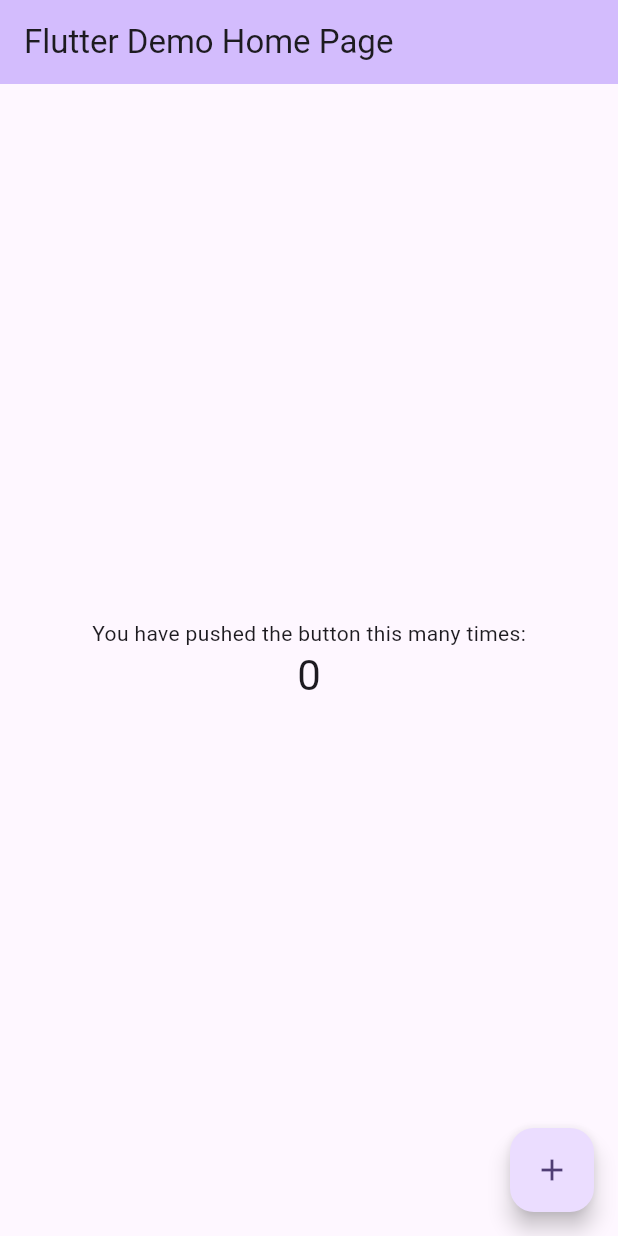
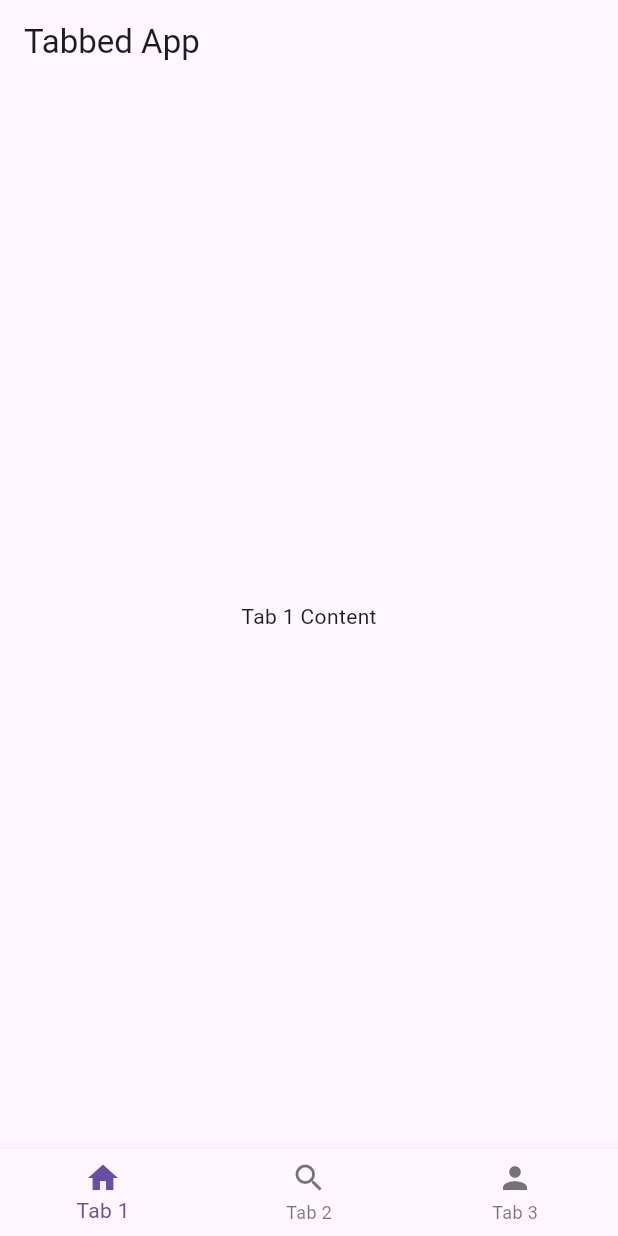
Before and after one commit to QuadeKang/madCampWeek1, a Flutter app: the screen it shows after launch, on a phone screen of 412 x 824 dp. Run offline on Flutter 3.47's test engine with Material 3 defaults, Android fonts, the phone set to English and light mode, and no system bars.

Commit message:
:sparkles: add tab view

```diff
--- a/src/tabapp/lib/main.dart
+++ b/src/tabapp/lib/main.dart
@@ -1,125 +1,87 @@
+
 import 'package:flutter/material.dart';
 
-void main() {
-  runApp(const MyApp());
-}
+void main() => runApp(MyApp());
 
 class MyApp extends StatelessWidget {
-  const MyApp({super.key});
-
-  // This widget is the root of your application.
   @override
   Widget build(BuildContext context) {
     return MaterialApp(
-      title: 'Flutter Demo',
-      theme: ThemeData(
-        // This is the theme of your application.
-        //
-        // TRY THIS: Try running your application with "flutter run". You'll see
-        // the application has a purple toolbar. Then, without quitting the app,
-        // try changing the seedColor in the colorScheme below to Colors.green
-        // and then invoke "hot reload" (save your changes or press the "hot
-        // reload" button in a Flutter-supported IDE, or press "r" if you used
-        // the command line to start the app).
-        //
-        // Notice that the counter didn't reset back to zero; the application
-        // state is not lost during the reload. To reset the state, use hot
-        // restart instead.
-        //
-        // This works for code too, not just values: Most code changes can be
-        // tested with just a hot reload.
-        colorScheme: ColorScheme.fromSeed(seedColor: Colors.deepPurple),
-        useMaterial3: true,
-      ),
-      home: const MyHomePage(title: 'Flutter Demo Home Page'),
+      home: MyTabbedApp(),
     );
   }
 }
 
-class MyHomePage extends StatefulWidget {
-  const MyHomePage({super.key, required this.title});
-
-  // This widget is the home page of your application. It is stateful, meaning
-  // that it has a State object (defined below) that contains fields that affect
-  // how it looks.
-
-  // This class is the configuration for the state. It holds the values (in this
-  // case the title) provided by the parent (in this case the App widget) and
-  // used by the build method of the State. Fields in a Widget subclass are
-  // always marked "final".
-
-  final String title;
-
+class MyTabbedApp extends StatefulWidget {
   @override
-  State<MyHomePage> createState() => _MyHomePageState();
+  _MyTabbedAppState createState() => _MyTabbedAppState();
 }
 
-class _MyHomePageState extends State<MyHomePage> {
-  int _counter = 0;
+class _MyTabbedAppState extends State<MyTabbedApp> {
+  int _currentIndex = 0;
 
-  void _incrementCounter() {
-    setState(() {
-      // This call to setState tells the Flutter framework that something has
-      // changed in this State, which causes it to rerun the build method below
-      // so that the display can reflect the updated values. If we changed
-      // _counter without calling setState(), then the build method would not be
-      // called again, and so nothing would appear to happen.
-      _counter++;
-    });
-  }
+  final List<Widget> _tabs = [
+    Tab1(),
+    Tab2(),
+    Tab3(),
+  ];
 
   @override
   Widget build(BuildContext context) {
-    // This method is rerun every time setState is called, for instance as done
-    // by the _incrementCounter method above.
-    //
-    // The Flutter framework has been optimized to make rerunning build methods
-    // fast, so that you can just rebuild anything that needs updating rather
-    // than having to individually change instances of widgets.
     return Scaffold(
       appBar: AppBar(
-        // TRY THIS: Try changing the color here to a specific color (to
-        // Colors.amber, perhaps?) and trigger a hot reload to see the AppBar
-        // change color while the other colors stay the same.
-        backgroundColor: Theme.of(context).colorScheme.inversePrimary,
-        // Here we take the value from the MyHomePage object that was created by
-        // the App.build method, and use it to set our appbar title.
-        title: Text(widget.title),
+        title: Text('Tabbed App'),
       ),
-      body: Center(
-        // Center is a layout widget. It takes a single child and positions it
-        // in the middle of the parent.
-        child: Column(
-          // Column is also a layout widget. It takes a list of children and
-          // arranges them vertically. By default, it sizes itself to fit its
-          // children horizontally, and tries to be as tall as its parent.
-          //
-          // Column has various properties to control how it sizes itself and
-          // how it positions its children. Here we use mainAxisAlignment to
-          // center the children vertically; the main axis here is the vertical
-          // axis because Columns are vertical (the cross axis would be
-          // horizontal).
-          //
-          // TRY THIS: Invoke "debug painting" (choose the "Toggle Debug Paint"
-          // action in the IDE, or press "p" in the console), to see the
-          // wireframe for each widget.
-          mainAxisAlignment: MainAxisAlignment.center,
-          children: <Widget>[
-            const Text(
-              'You have pushed the button this many times:',
-            ),
-            Text(
-              '$_counter',
-              style: Theme.of(context).textTheme.headlineMedium,
-            ),
-          ],
-        ),
+      body: _tabs[_currentIndex],
+      bottomNavigationBar: BottomNavigationBar(
+        currentIndex: _currentIndex,
+        onTap: (index) {
+          setState(() {
+            _currentIndex = index;
+          });
+        },
+        items: [
+          BottomNavigationBarItem(
+            icon: Icon(Icons.home),
+            label: 'Tab 1',
+          ),
+          BottomNavigationBarItem(
+            icon: Icon(Icons.search),
+            label: 'Tab 2',
+          ),
+          BottomNavigationBarItem(
+            icon: Icon(Icons.person),
+            label: 'Tab 3',
+          ),
+        ],
       ),
-      floatingActionButton: FloatingActionButton(
-        onPressed: _incrementCounter,
-        tooltip: 'Increment',
-        child: const Icon(Icons.add),
-      ), // This trailing comma makes auto-formatting nicer for build methods.
     );
   }
 }
+
+class Tab1 extends StatelessWidget {
+  @override
+  Widget build(BuildContext context) {
+    return Center(
+      child: Text('Tab 1 Content'),
+    );
+  }
+}
+
+class Tab2 extends StatelessWidget {
+  @override
+  Widget build(BuildContext context) {
+    return Center(
+      child: Text('Tab 2 Content'),
+    );
+  }
+}
+
+class Tab3 extends StatelessWidget {
+  @override
+  Widget build(BuildContext context) {
+    return Center(
+      child: Text('Tab 3 Content'),
+    );
+  }
+}
--- a/src/tabapp/pubspec.yaml
+++ b/src/tabapp/pubspec.yaml
@@ -30,6 +30,7 @@ environment:
 dependencies:
   flutter:
     sdk: flutter
+
 
 
   # The following adds the Cupertino Icons font to your application.
```
